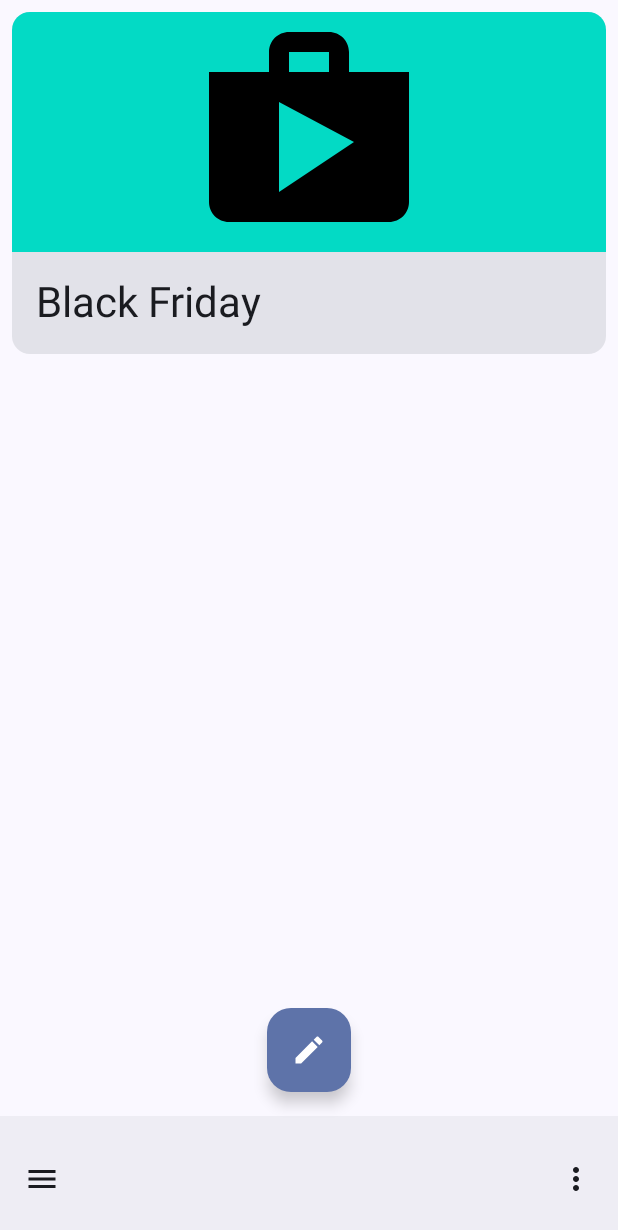
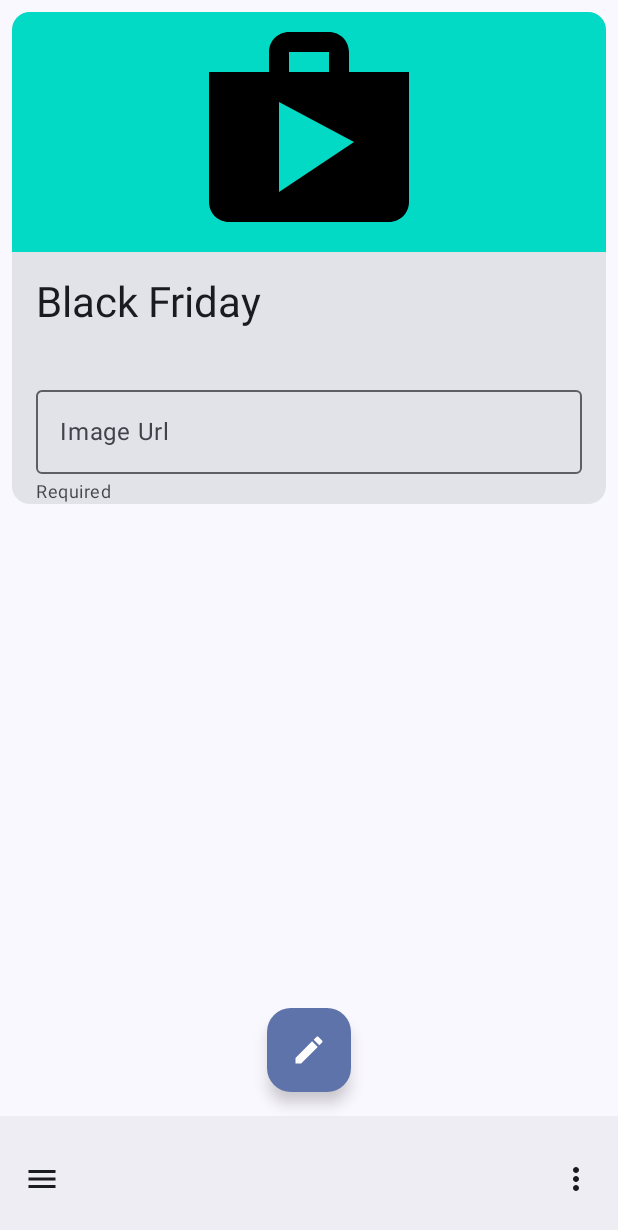
Before and after one commit to ArthurDioses/MDC_JC, an Android app built with Jetpack Compose: the screen it shows after launch (MainActivity), on a phone screen of 412 x 824 dp. Shown: the top 1230 px of the screen. Run offline under Robolectric (Android 15) with nearby library versions, the phone set to English and light mode, and no system bars.

Commit message:
- Add OutlinedTextField for image url input - Add TextField for message required.

```diff
--- a/app/src/main/java/com/dioses/mdcjc/ContentScrolling.kt
+++ b/app/src/main/java/com/dioses/mdcjc/ContentScrolling.kt
@@ -1,3 +1,5 @@
+@file:OptIn(ExperimentalMaterial3Api::class)
+
 package com.dioses.mdcjc
 
 import androidx.compose.foundation.Image
@@ -9,7 +11,9 @@ import androidx.compose.foundation.layout.padding
 import androidx.compose.foundation.rememberScrollState
 import androidx.compose.foundation.verticalScroll
 import androidx.compose.material3.Card
+import androidx.compose.material3.ExperimentalMaterial3Api
 import androidx.compose.material3.MaterialTheme
+import androidx.compose.material3.OutlinedTextField
 import androidx.compose.material3.Text
 import androidx.compose.runtime.Composable
 import androidx.compose.ui.Modifier
@@ -33,8 +37,7 @@ fun ContentPreview() {
 @Composable
 fun Content(modifier: Modifier = Modifier) {
     Column(
-        modifier = modifier
-            .verticalScroll(rememberScrollState())
+        modifier = modifier.verticalScroll(rememberScrollState())
     ) {
         Card(
             modifier = Modifier
@@ -59,6 +62,30 @@ fun Content(modifier: Modifier = Modifier) {
                         .padding(dimensionResource(id = R.dimen.common_padding_default)),
                     style = MaterialTheme.typography.headlineMedium
                 )
+                OutlinedTextField(
+                    value = "",
+                    onValueChange = {},
+                    label = { Text(text = stringResource(id = R.string.card_input_url)) },
+                    singleLine = true,
+                    modifier = Modifier
+                        .fillMaxWidth()
+                        .padding(
+                            top = dimensionResource(id = R.dimen.common_padding_default),
+                            start = dimensionResource(id = R.dimen.common_padding_default),
+                            end = dimensionResource(id = R.dimen.common_padding_default)
+                        )
+                )
+                Text(
+                    text = stringResource(id = R.string.card_required),
+                    style = MaterialTheme.typography.bodySmall,
+                    color = MaterialTheme.colorScheme.onSurface.copy(alpha = 0.8f),
+                    modifier = Modifier.padding(
+                        start = dimensionResource(id = R.dimen.card_padding_default),
+                        top = dimensionResource(
+                            id = R.dimen.card_padding_micro
+                        )
+                    )
+                )
             }
         }
     }
--- a/app/src/main/res/values/dimens.xml
+++ b/app/src/main/res/values/dimens.xml
@@ -5,6 +5,7 @@
     <dimen name="text_margin">16dp</dimen>
 
     <dimen name="card_img_size">88dp</dimen>
+    <dimen name="card_padding_micro">4dp</dimen>
     <dimen name="card_padding_min">8dp</dimen>
     <dimen name="card_padding_default">16dp</dimen>
     <dimen name="card_img_cover_height">160dp</dimen>
```
